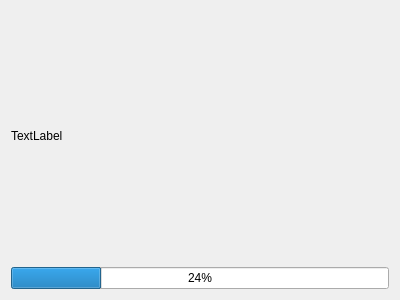
Above: main/FileScannerDialog.ui from Komet/MediaElch before the change. Below: the same form after it.
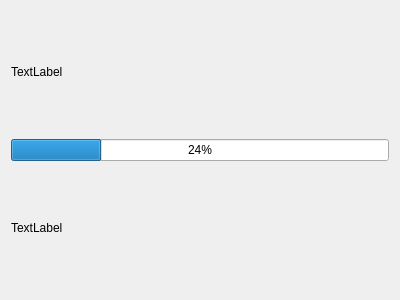
That is the form after the change.

Commit message: Fixes #132 Display current dir in FileScannerDialog

The edit to the form file:
```diff
--- a/main/FileScannerDialog.ui
+++ b/main/FileScannerDialog.ui
@@ -34,6 +34,25 @@
      </property>
     </widget>
    </item>
+   <item>
+    <widget class="QLabel" name="currentDir">
+     <property name="minimumSize">
+      <size>
+       <width>300</width>
+       <height>0</height>
+      </size>
+     </property>
+     <property name="maximumSize">
+      <size>
+       <width>300</width>
+       <height>16777215</height>
+      </size>
+     </property>
+     <property name="text">
+      <string>TextLabel</string>
+     </property>
+    </widget>
+   </item>
   </layout>
  </widget>
  <resources/>
```
The commit also changes 8 other files.
